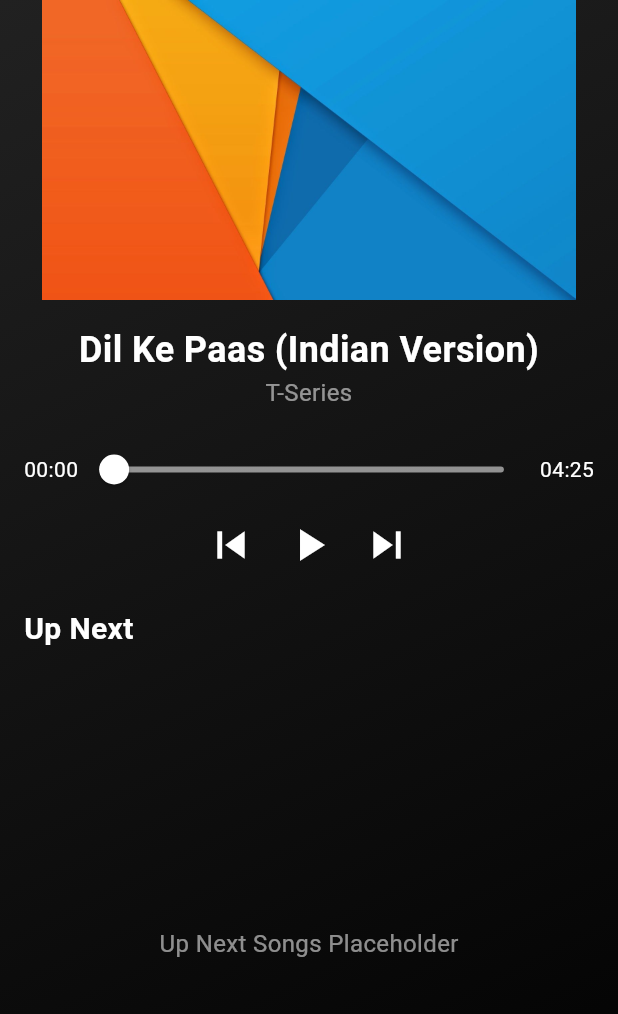
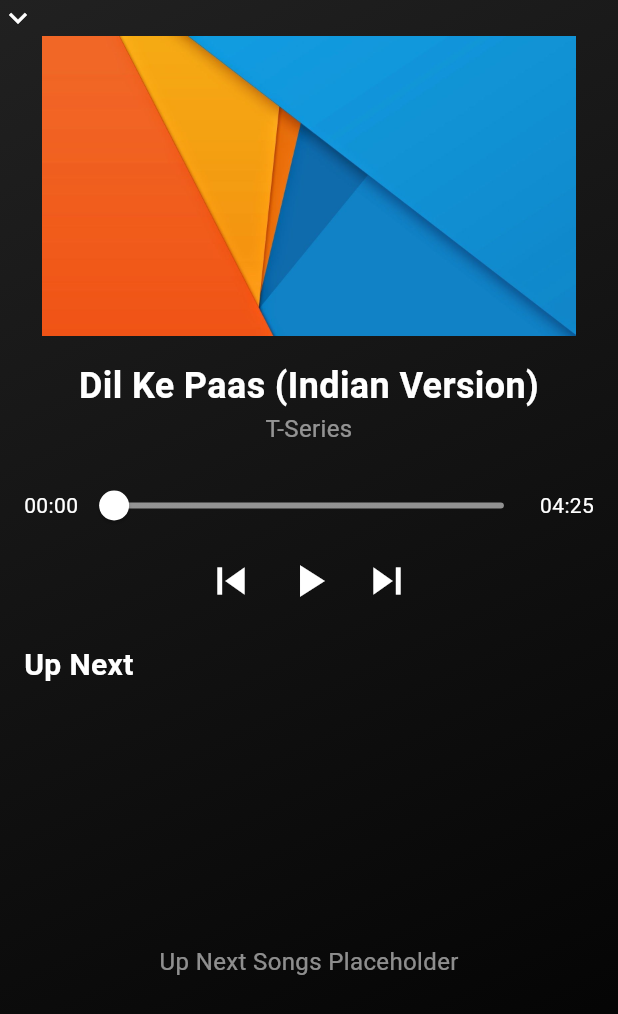
Before and after one commit to MauryaAayush/music_app, a Flutter app: the AudioPlayerScreen screen opened directly, on a phone screen of 412 x 824 dp. Shown: the top 1014 px of the screen. Run offline on Flutter 3.47's test engine with Material 3 defaults, Android fonts, the phone set to English and light mode, and no system bars; our stand-ins replace carousel_slider, google_fonts, material_design_icons_flutter; missing offline and left inert: bottom_bar.

Commit message:
Radhey radhey

```diff
--- a/lib/Screens/PlayScreen.dart
+++ b/lib/Screens/PlayScreen.dart
@@ -27,7 +27,7 @@ class AudioPlayerScreen extends StatelessWidget {
 
               Row(
                 children: [
-
+                Icon(Icons.keyboard_arrow_down)
                 ],
               ),
 
```
